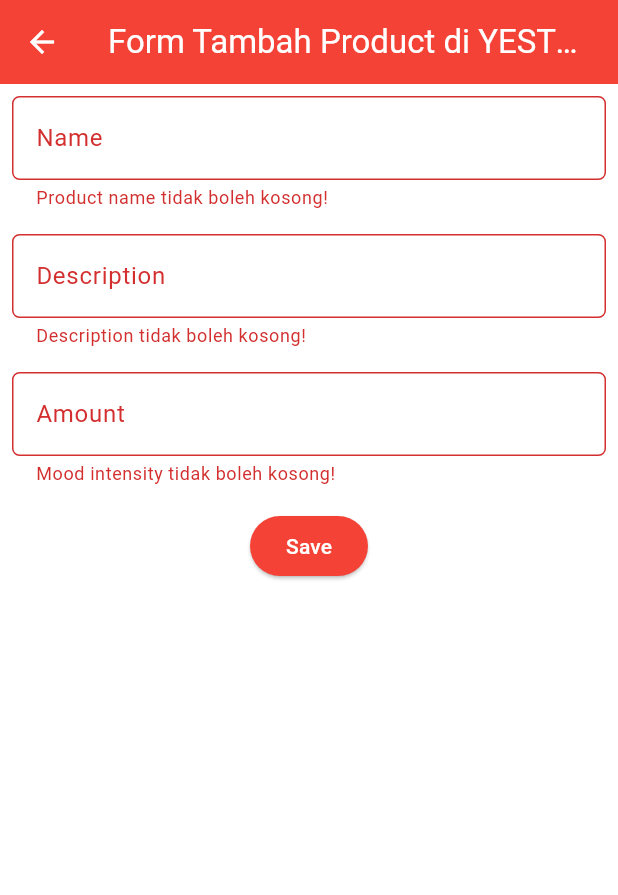
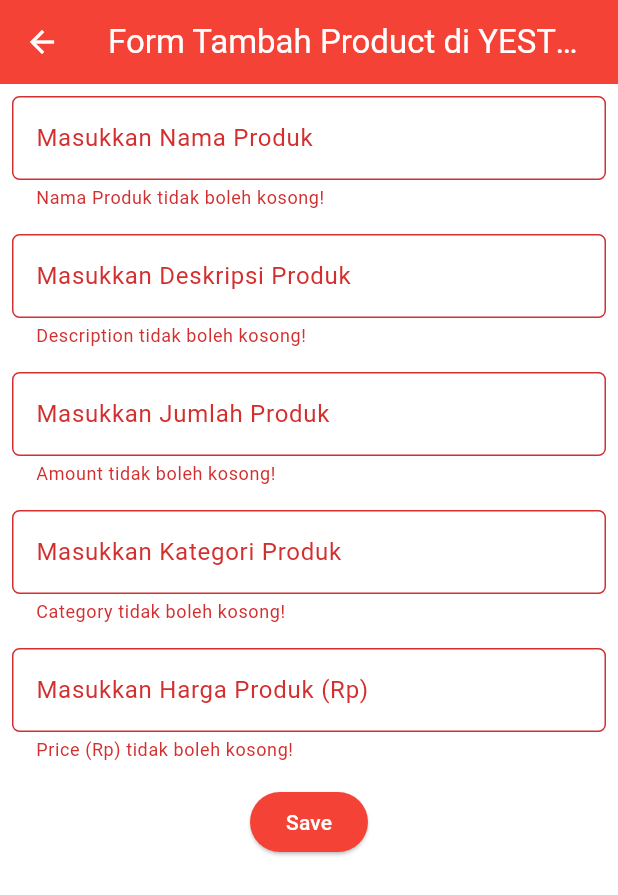
Before and after one commit to AlyssaLayla/yestore-mobile, a Flutter app: the ProductEntryFormPage screen opened directly, after a tap on "Save", on a phone screen of 412 x 824 dp. Shown: the top 895 px of the screen. Run offline on Flutter 3.47's test engine with Material 3 defaults, Android fonts, the phone set to English and light mode, and no system bars.

Commit message:
Insya Allah Finished Tugas 8

```diff
--- a/lib/screens/productentry_form.dart
+++ b/lib/screens/productentry_form.dart
@@ -14,6 +14,8 @@ class _ProductEntryFormPageState extends State<ProductEntryFormPage> {
   String _name = "";
 	String _description = "";
 	int _amount = 0;
+  String _category = "";
+  int _price = 0;
 
   @override
   Widget build(BuildContext context) {
@@ -39,7 +41,7 @@ class _ProductEntryFormPageState extends State<ProductEntryFormPage> {
               child: TextFormField(
                 decoration: InputDecoration(
                   hintText: "Name",
-                  labelText: "Name",
+                  labelText: "Masukkan Nama Produk",
                   border: OutlineInputBorder(
                     borderRadius: BorderRadius.circular(5.0),
                   ),
@@ -51,7 +53,10 @@ class _ProductEntryFormPageState extends State<ProductEntryFormPage> {
                 },
                 validator: (String? value) {
                   if (value == null || value.isEmpty) {
-                    return "Product name tidak boleh kosong!";
+                    return "Nama Produk tidak boleh kosong!";
+                  }
+                  if (RegExp(r'^-?\d+$').hasMatch(value)){
+                    return "Nama Produk tidak boleh hanya angka!";
                   }
                   return null;
                 },
@@ -62,7 +67,7 @@ class _ProductEntryFormPageState extends State<ProductEntryFormPage> {
               child: TextFormField(
                 decoration: InputDecoration(
                   hintText: "Description",
-                  labelText: "Description",
+                  labelText: "Masukkan Deskripsi Produk",
                   border: OutlineInputBorder(
                     borderRadius: BorderRadius.circular(5.0),
                   ),
@@ -76,6 +81,9 @@ class _ProductEntryFormPageState extends State<ProductEntryFormPage> {
                   if (value == null || value.isEmpty) {
                     return "Description tidak boleh kosong!";
                   }
+                  if (RegExp(r'^-?\d+$').hasMatch(value)){
+                    return "Deksripsi tidak boleh hanya angka!";
+                  }
                   return null;
                 },
               ),
@@ -85,7 +93,7 @@ class _ProductEntryFormPageState extends State<ProductEntryFormPage> {
               child: TextFormField(
                 decoration: InputDecoration(
                   hintText: "Amount",
-                  labelText: "Amount",
+                  labelText: "Masukkan Jumlah Produk",
                   border: OutlineInputBorder(
                     borderRadius: BorderRadius.circular(5.0),
                   ),
@@ -97,10 +105,70 @@ class _ProductEntryFormPageState extends State<ProductEntryFormPage> {
                 },
                 validator: (String? value) {
                   if (value == null || value.isEmpty) {
-                    return "Mood intensity tidak boleh kosong!";
+                    return "Amount tidak boleh kosong!";
                   }
-                  if (int.tryParse(value) == null) {
-                    return "Mood intensity harus berupa angka!";
+                  final parsedValue = int.tryParse(value);
+                  if (parsedValue == null) {
+                    return "Amount harus berupa angka!";
+                  }
+                  if (parsedValue <= 0) {
+                    return "Amount harus berupa angka positif!";
+                  }
+                  return null;
+                },
+              ),
+            ),
+            Padding(
+              padding: const EdgeInsets.all(8.0),
+              child: TextFormField(
+                decoration: InputDecoration(
+                  hintText: "Category",
+                  labelText: "Masukkan Kategori Produk",
+                  border: OutlineInputBorder(
+                    borderRadius: BorderRadius.circular(5.0),
+                  ),
+                ),
+                onChanged: (String? value) {
+                  setState(() {
+                    _category = value!;
+                  });
+                },
+                validator: (String? value) {
+                  if (value == null || value.isEmpty) {
+                    return "Category tidak boleh kosong!";
+                  }
+                  if (RegExp(r'^-?\d+$').hasMatch(value)){
+                    return "Category tidak boleh hanya angka!";
+                  }
+                  return null;
+                },
+              ),
+            ),
+            Padding(
+              padding: const EdgeInsets.all(8.0),
+              child: TextFormField(
+                decoration: InputDecoration(
+                  hintText: "Price (Rp)",
+                  labelText: "Masukkan Harga Produk (Rp)",
+                  border: OutlineInputBorder(
+                    borderRadius: BorderRadius.circular(5.0),
+                  ),
+                ),
+                onChanged: (String? value) {
+                  setState(() {
+                    _price = int.tryParse(value!) ?? 0;
+                  });
+                },
+                validator: (String? value) {
+                  if (value == null || value.isEmpty) {
+                    return "Price (Rp) tidak boleh kosong!";
+                  }
+                  final parsedValue = int.tryParse(value);
+                  if (parsedValue == null) {
+                    return "Price (Rp) harus berupa angka!";
+                  }
+                  if (parsedValue <= 0) {
+                    return "Price (Rp) harus berupa angka positif!";
                   }
                   return null;
                 },
@@ -129,6 +197,8 @@ class _ProductEntryFormPageState extends State<ProductEntryFormPage> {
                                 Text('Name: $_name'),
                                 Text('Description: $_description'),
                                 Text('Amount: $_amount'),
+                                Text('Category: $_category'),
+                                Text('Price: $_price'),
                                 // TODO: Munculkan value-value lainnya
                               ],
                             ),
--- a/lib/widgets/left_drawer.dart
+++ b/lib/widgets/left_drawer.dart
@@ -28,8 +28,7 @@ class LeftDrawer extends StatelessWidget {
               ),
               Padding(padding: EdgeInsets.all(8)),
               Text(
-                "YES untuk apa saja yang dijual!",
-                // TODO: Tambahkan gaya teks dengan center alignment, font ukuran 15, warna putih, dan weight biasa
+                "YES, saya akan membeli apa saja yang dijual!",
                 style: TextStyle(
                   fontSize: 15,
                   fontWeight: FontWeight.normal,
```
Also changed, not shown: 1 other file.
